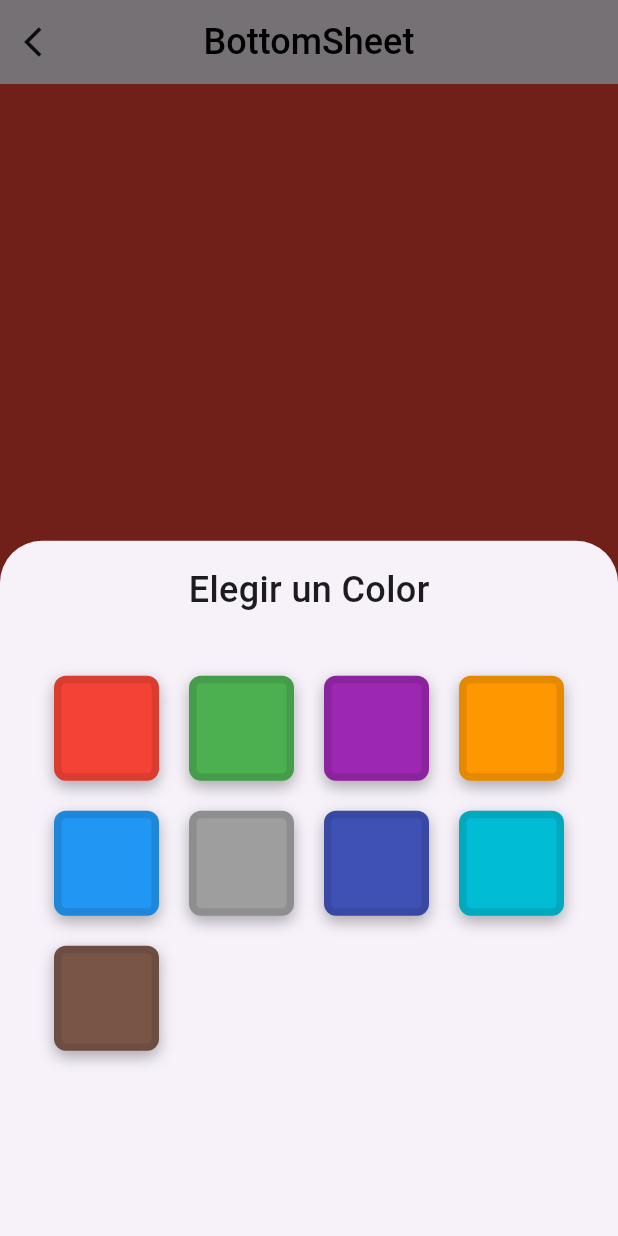
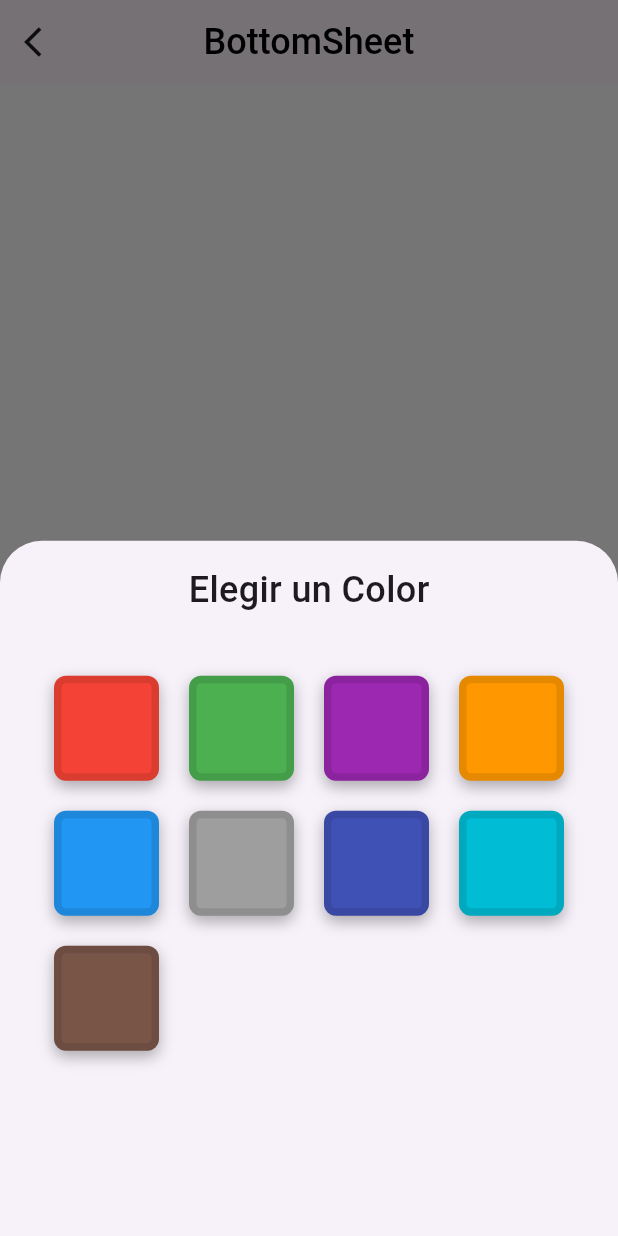
Before and after one commit to Francisco-V98/screens_excercise, a Flutter app: the screen it shows after launch, after a tap on "Abrir BottomSheet", on a phone screen of 412 x 824 dp. Run offline on Flutter 3.47's test engine with Material 3 defaults, Android fonts, the phone set to English and light mode, and no system bars.

Commit message:
finish excercise bottomSheet, change bg color in the body

```diff
--- a/lib/screens/bottomsheet/bottomsheet_screen.dart
+++ b/lib/screens/bottomsheet/bottomsheet_screen.dart
@@ -7,7 +7,6 @@ class BottomSheetPractice extends StatelessWidget {
   @override
   Widget build(BuildContext context) {
     return Scaffold(
-      backgroundColor: Colors.red,
       appBar: appBarNew(),
       body: const _Body(),
     );
@@ -27,18 +26,33 @@ class BottomSheetPractice extends StatelessWidget {
   }
 }
 
-class _Body extends StatelessWidget {
+class _Body extends StatefulWidget {
   const _Body();
 
   @override
+  State<_Body> createState() => _BodyState();
+}
+
+class _BodyState extends State<_Body> {
+
+  Color bgColor = Colors.white;
+
+  @override
   Widget build(BuildContext context) {
-    return Center(
+    return Stack(
+      children: [
+        Container(
+          color: bgColor,
+        ),
+        Center(
           child: ElevatedButton(
             onPressed: () {
               bottomSheet(context);
             },
             child: const Text('Abrir BottomSheet'),
           ),
+        ),
+      ],
     );
   }
 
@@ -55,9 +69,17 @@ class _Body extends StatelessWidget {
               topRight: Radius.circular(24),
             ),
           ),
-          child: const ContentBottomSheet(),
+          child: ContentBottomSheet(changeBgColor),
         );
       },
     );
   }
+
+  void changeBgColor(Color color) {
+      setState(() {
+        bgColor = color;
+      });
     }
+
+
+}
--- a/lib/widgets/bottomsheet_widgets/container_color_bottomsheet.dart
+++ b/lib/widgets/bottomsheet_widgets/container_color_bottomsheet.dart
@@ -1,12 +1,68 @@
 import 'package:flutter/material.dart';
 
-class ContainerColorBottomSheet extends StatelessWidget {
+// class ContainerColorBottomSheet extends StatefulWidget {
+//   final Color color;
+//   final Function(Color) bgColor;
+//   const ContainerColorBottomSheet({
+//     super.key,
+//     required this.color,
+//     required this.bgColor,
+//   });
+
+//   @override
+//   State<ContainerColorBottomSheet> createState() =>
+//       _ContainerColorBottomSheetState();
+// }
+
+// class _ContainerColorBottomSheetState extends State<ContainerColorBottomSheet> {
+//   @override
+//   Widget build(BuildContext context) {
+//     return Stack(
+//       children: [
+//         Container(
+//           width: 70,
+//           height: 70,
+//           decoration: BoxDecoration(
+//             color: widget.color,
+//             borderRadius: const BorderRadius.all(Radius.circular(8)),
+//             border: Border.all(
+//               color: Colors.black.withOpacity(0.1),
+//               width: 5,
+//             ),
+//             boxShadow: [
+//               BoxShadow(
+//                 color: Colors.black.withOpacity(0.3),
+//                 offset: const Offset(0, 4),
+//                 blurRadius: 8,
+//               )
+//             ],
+//           ),
+//         ),
+//         Positioned.fill(
+//           child: Material(
+//             color: Colors.transparent,
+//             child: InkWell(
+//               onTap: () {
+//                 setState(() {
+//                   widget.bgColor(widget.color);
+//                 });
+//                 Navigator.pop(context);
+//               },
+//             ),
+//           ),
+//         ),
+//       ],
+//     );
+//   }
+// }
+
+class ContainerColorBottomSheets extends StatelessWidget {
   final Color color;
-  // final Function()? tapFuntion;
-  const ContainerColorBottomSheet({
+  final Function(Color) bgColor;
+  const ContainerColorBottomSheets({
     super.key,
     required this.color,
-    // this.tapFuntion,
+    required this.bgColor,
   });
 
   @override
@@ -36,7 +92,10 @@ class ContainerColorBottomSheet extends StatelessWidget {
           child: Material(
             color: Colors.transparent,
             child: InkWell(
-              onTap: () {},
+              onTap: () {
+                bgColor(color);
+                Navigator.pop(context);
+              },
             ),
           ),
         ),
--- a/lib/widgets/bottomsheet_widgets/content_bottomsheet.dart
+++ b/lib/widgets/bottomsheet_widgets/content_bottomsheet.dart
@@ -1,11 +1,10 @@
 import 'package:flutter/material.dart';
 import 'package:screens_excercise/widgets/bottomsheet_widgets/widgets_bottomsheet.dart';
 
+class ContentBottomSheet extends StatelessWidget {
+  final Function(Color) bgColor;
 
-class ContentBottomSheet extends StatelessWidget {
-  const ContentBottomSheet({
-    super.key,
-  });
+  const ContentBottomSheet(this.bgColor, {super.key});
 
   @override
   Widget build(BuildContext context) {
@@ -15,7 +14,21 @@ class ContentBottomSheet extends StatelessWidget {
         children: [
           titleBottomSheet(),
           const SizedBox(height: 40),
-          const GroupContainersBottomSheet(),
+          Wrap(
+            spacing: 20,
+            runSpacing: 20,
+            children: [
+              ContainerColorBottomSheets(color: Colors.red, bgColor: bgColor),
+              ContainerColorBottomSheets(color: Colors.green, bgColor: bgColor),
+              ContainerColorBottomSheets(color: Colors.purple, bgColor: bgColor),
+              ContainerColorBottomSheets(color: Colors.orange, bgColor: bgColor),
+              ContainerColorBottomSheets(color: Colors.blue, bgColor: bgColor),
+              ContainerColorBottomSheets(color: Colors.grey, bgColor: bgColor),
+              ContainerColorBottomSheets(color: Colors.indigo, bgColor: bgColor),
+              ContainerColorBottomSheets(color: Colors.cyan, bgColor: bgColor),
+              ContainerColorBottomSheets(color: Colors.brown, bgColor: bgColor),
+            ],
+          ),
         ],
       ),
     );
--- a/lib/widgets/bottomsheet_widgets/group_containers_bottomsheet.dart
+++ /dev/null
@@ -1,28 +0,0 @@
-import 'package:flutter/material.dart';
-import 'package:screens_excercise/widgets/bottomsheet_widgets/widgets_bottomsheet.dart';
-
-
-class GroupContainersBottomSheet extends StatelessWidget {
-  const GroupContainersBottomSheet({
-    super.key,
-  });
-
-  @override
-  Widget build(BuildContext context) {
-    return const Wrap(
-      spacing: 20,
-      runSpacing: 20,
-      children: [
-        ContainerColorBottomSheet(color: Colors.red),
-        ContainerColorBottomSheet(color: Colors.green),
-        ContainerColorBottomSheet(color: Colors.purple),
-        ContainerColorBottomSheet(color: Colors.orange),
-        ContainerColorBottomSheet(color: Colors.blue),
-        ContainerColorBottomSheet(color: Colors.grey),
-        ContainerColorBottomSheet(color: Colors.indigo),
-        ContainerColorBottomSheet(color: Colors.cyan),
-        ContainerColorBottomSheet(color: Colors.brown),
-      ],
-    );
-  }
-}
--- a/lib/widgets/bottomsheet_widgets/widgets_bottomsheet.dart
+++ b/lib/widgets/bottomsheet_widgets/widgets_bottomsheet.dart
@@ -1,3 +1,2 @@
 export 'package:screens_excercise/widgets/bottomsheet_widgets/container_color_bottomsheet.dart';
 export 'package:screens_excercise/widgets/bottomsheet_widgets/content_bottomsheet.dart';
-export 'package:screens_excercise/widgets/bottomsheet_widgets/group_containers_bottomsheet.dart';
```
Also changed, not shown: lib/screens/form_register/form_register_screen.dart (added). Lines whose indentation alone changed are shown as unchanged.
